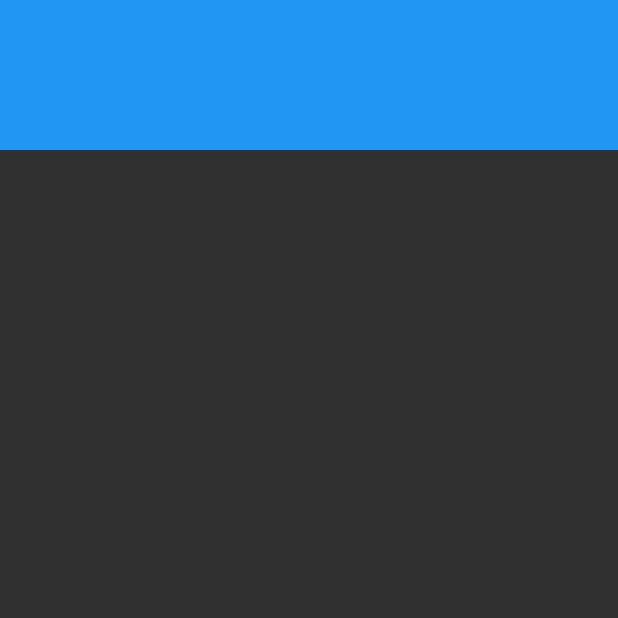
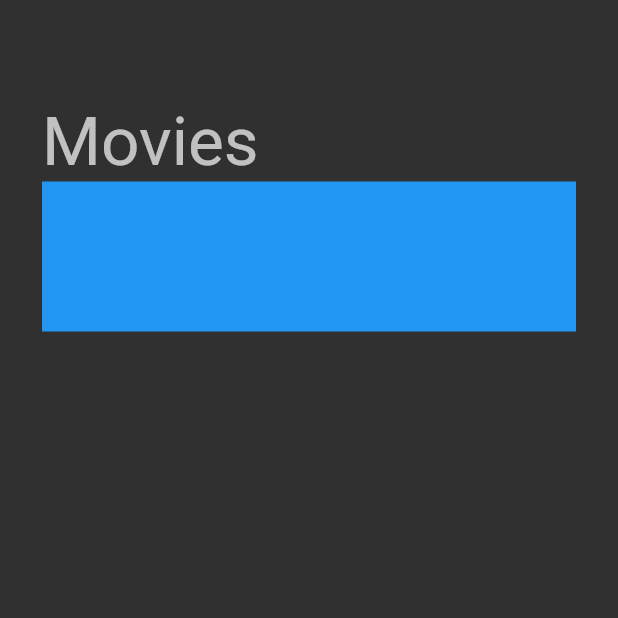
Before and after one commit to inocencio5117/the_movie_session, a Flutter app: the screen it shows after launch, on a phone screen of 412 x 824 dp, the top half of it. Run offline on Flutter 3.47's test engine with Material 2 defaults, Android fonts, the phone set to English and light mode, and no system bars; our stand-ins replace dio; network calls fail.

Commit message:
Feat: adding CustomListCardWidget

```diff
--- a/lib/pages/home_page.dart
+++ b/lib/pages/home_page.dart
@@ -3,6 +3,7 @@ import 'package:the_movie_session/controllers/movie_controller.dart';
 import 'package:the_movie_session/models/movies_models.dart';
 import 'package:the_movie_session/repositories/movies_repository_imp.dart';
 import 'package:the_movie_session/services/dio_service_imp.dart';
+import 'package:the_movie_session/widgets/custom_list_card_widget.dart';
 
 class HomePage extends StatefulWidget {
   const HomePage({Key? key}) : super(key: key);
@@ -19,19 +20,33 @@ class _HomePageState extends State<HomePage> {
   @override
   Widget build(BuildContext context) {
     return Scaffold(
-        body: ValueListenableBuilder<Movies?>(
+        body: Padding(
+            padding: const EdgeInsets.all(28),
+            child: SingleChildScrollView(
+                child: Column(
+                    crossAxisAlignment: CrossAxisAlignment.start,
+                    children: [
+                  const SizedBox(height: 40),
+                  Text(
+                    "Movies",
+                    style: Theme.of(context).textTheme.headline3,
+                  ),
+                  ValueListenableBuilder<Movies?>(
                       valueListenable: _controller.movies,
                       builder: (_, movies, __) {
                         return movies != null
-                  ? ListView.builder(
+                            ? ListView.separated(
+                                physics: const NeverScrollableScrollPhysics(),
+                                shrinkWrap: true,
                                 itemCount: movies.results.length,
-                      itemBuilder: (_, idx) =>
-                          Text(movies.results[idx].title))
+                                itemBuilder: (_, idx) => CustomListCardWidget(movie: movies.results[idx]),
+                                separatorBuilder: (_, __) => const Divider(),
+                              )
                             : Container(
                                 height: 100,
                                 color: Colors.blue,
                               );
                       })
-    );
+                ]))));
   }
 }
--- a/lib/repositories/movies_repository_imp.dart
+++ b/lib/repositories/movies_repository_imp.dart
@@ -11,7 +11,6 @@ class MoviesRepositoryImp implements MoviesRepository {
   @override
   Future<Movies> getMovies() async {
     var result = await _dioService.getDio().get(API.REQUEST_MOVIE_LIST);
-    print(result);
 
     return Movies.fromJson(result.data);
   }
```
Also changed, not shown: lib/widgets/custom_list_card_widget.dart (added, +39 -0 lines). Lines whose indentation alone changed are shown as unchanged.
